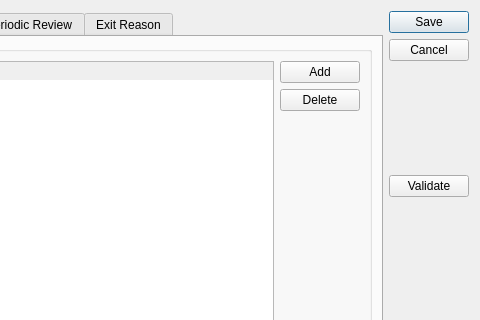
First picture: the form in ui/ui_removal2020.ui, repository zstamper/AFCARS-AXE, before the edit; both pictures show x 578 to 1058 and y 0 to 320 of the 1058 by 808 pixel window.
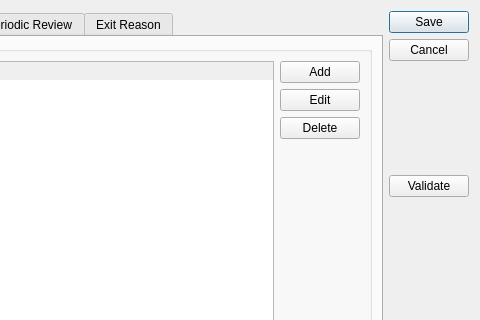
Second picture: the form after the edit. The open tabs and pages were chosen to show the change.

Commit message: Issue 44 - Some removals edit buttons not working

What changed in the file:
```diff
--- a/ui/ui_removal2020.ui
+++ b/ui/ui_removal2020.ui
@@ -486,6 +486,13 @@
               </property>
              </widget>
             </item>
+            <item>
+             <widget class="QPushButton" name="living_arrangement_edit_button">
+              <property name="text">
+               <string>Edit</string>
+              </property>
+             </widget>
+            </item>
             <item>
              <widget class="QPushButton" name="living_arrangement_delete_button">
               <property name="text">
```
Left out of the diff: 50 changed lines with no effect on the pictures. The commit also changes 1 other file.
